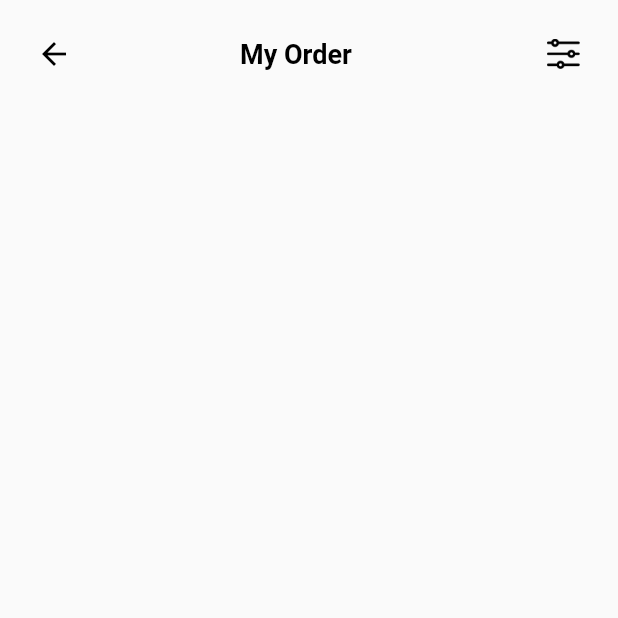
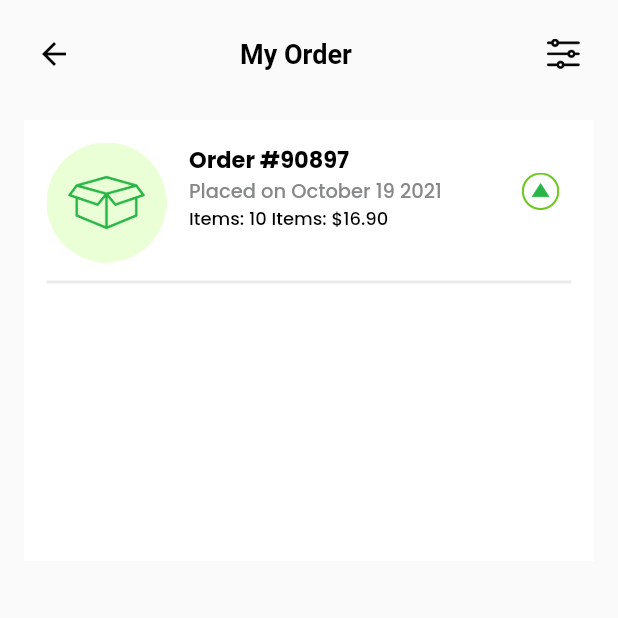
Before and after one commit to unnatidonda/big-cart, a Flutter app: the MyOrder screen opened directly, on a phone screen of 412 x 824 dp, the top half of it. Run offline on Flutter 3.47's test engine with Material 2 defaults, Android fonts, the phone set to English and light mode, and no system bars.

Commit message:
my order

```diff
--- a/lib/big_cart/my_order.dart
+++ b/lib/big_cart/my_order.dart
@@ -31,6 +31,86 @@ class _MyOrderState extends State<MyOrder> {
                   ),
                 ],
               ),
+              const SizedBox(height: 20),
+              Container(
+                width: 380,
+                height: 294,
+                decoration: const BoxDecoration(
+                  color: Color(0xFFFFFFFF),
+                ),
+                child: Padding(
+                  padding: const EdgeInsets.all(15),
+                  child: Column(
+                    children: [
+                      Row(
+                        crossAxisAlignment: CrossAxisAlignment.start,
+                        children: [
+                          Column(
+                            children: [
+                              Image.asset(
+                                "assets/images/order.png",
+                                height: 80,
+                                width: 80,
+                              ),
+                              const SizedBox(width: 15),
+                            ],
+                          ),
+                          const SizedBox(width: 15),
+                          const Column(
+                            crossAxisAlignment: CrossAxisAlignment.start,
+                            children: [
+                              Text(
+                                textAlign: TextAlign.start,
+                                "Order #90897 ",
+                                style: TextStyle(
+                                  color: Color(0xFF000000),
+                                  fontWeight: FontWeight.w700,
+                                  fontFamily: "Poppins",
+                                  fontSize: 15,
+                                ),
+                              ),
+                              Text(
+                                textAlign: TextAlign.start,
+                                "Placed on October 19 2021 ",
+                                style: TextStyle(
+                                  color: Color(0xFF868889),
+                                  fontWeight: FontWeight.w500,
+                                  fontFamily: "Poppins",
+                                  fontSize: 13,
+                                ),
+                              ),
+                              Text(
+                                textAlign: TextAlign.start,
+                                "Items: 10 Items: \$16.90",
+                                style: TextStyle(
+                                  color: Color(0xFF000000),
+                                  fontWeight: FontWeight.w500,
+                                  fontFamily: "Poppins",
+                                  fontSize: 12,
+                                ),
+                              ),
+                            ],
+                          ),
+                          Padding(
+                            padding: const EdgeInsets.only(left: 50, top: 20),
+                            child: Image.asset(
+                              "assets/images/my card.png",
+                              height: 25,
+                              width: 25,
+                            ),
+                          ),
+                        ],
+                      ),
+                      SizedBox(height: 12),
+                      Divider(
+                        height: 2,
+                        color: Color(0xFFEBEBEB),
+                        thickness: 2,
+                      ),
+                    ],
+                  ),
+                ),
+              ),
             ],
           ),
         ),
--- a/lib/main.dart
+++ b/lib/main.dart
@@ -1,6 +1,6 @@
 import 'package:flutter/material.dart';
 
-import 'big_cart/welcome.dart';
+import 'big_cart/my_order.dart';
 
 void main() {
   runApp(const MyApp());
@@ -20,7 +20,7 @@ class MyApp extends StatelessWidget {
       ),
       // initialRoute: Routesname.initialRoute,
       // routes: AppRoutes().approutes,
-      home: const Welcome(),
+      home: const MyOrder(),
     );
   }
 }
```
Also changed, not shown: assets/images/order.png (added).
